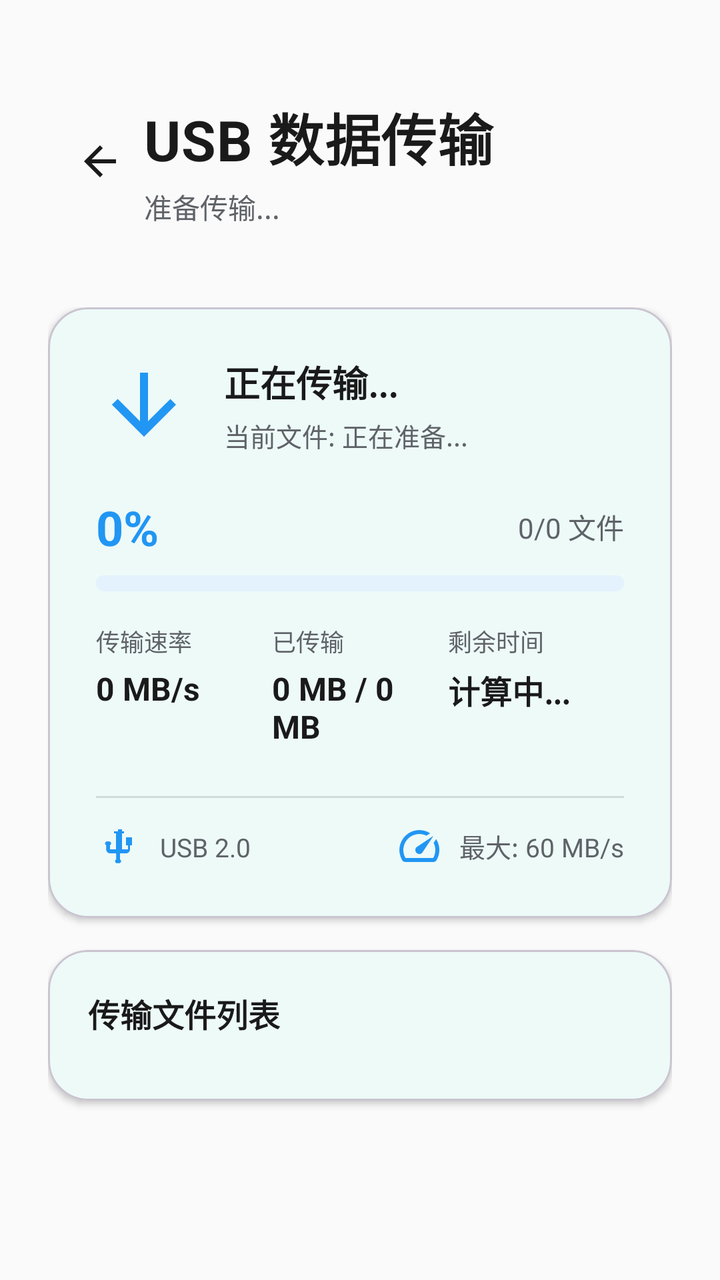
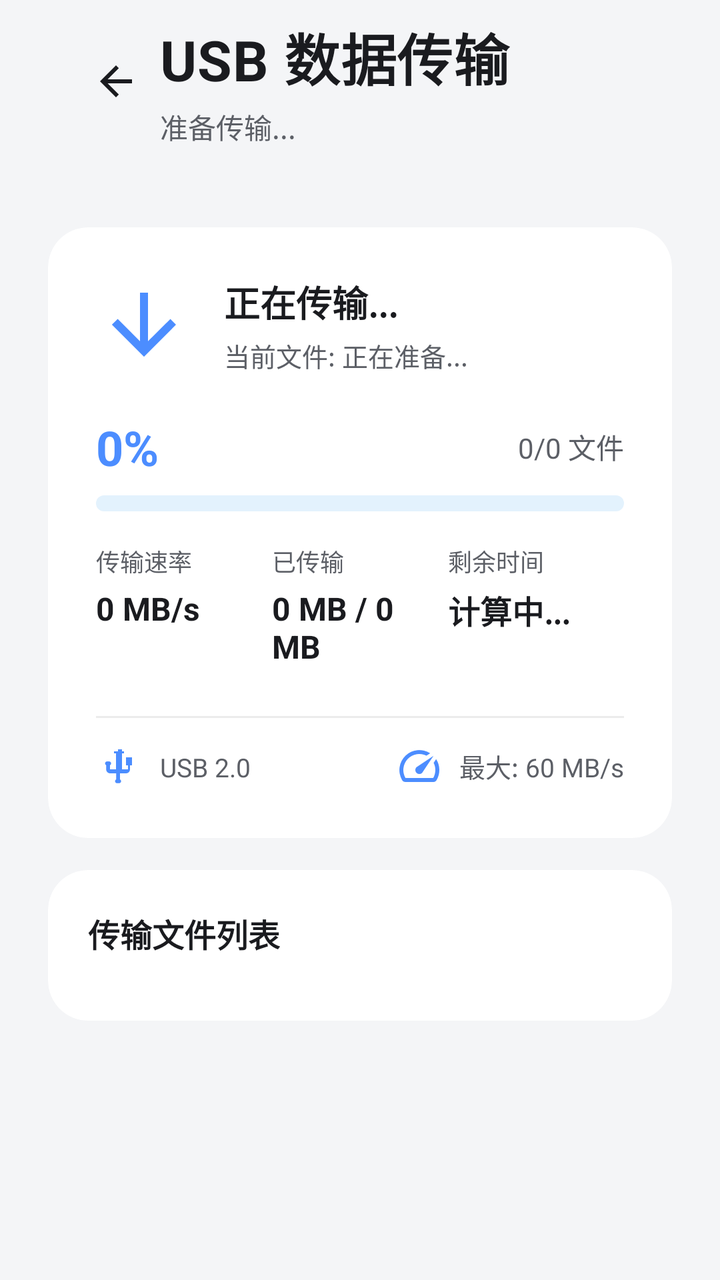

The first picture is an Android layout as it rendered before a commit; the second is the same layout after the commit. The layout source and the unified diff follow.
<!-- AndroidManifest.xml: activity theme Theme.AndroidTransfer -->
<!-- res/layout/activity_usb_transfer.xml -->
<?xml version="1.0" encoding="utf-8"?>
<androidx.constraintlayout.widget.ConstraintLayout xmlns:android="http://schemas.android.com/apk/res/android"
    xmlns:app="http://schemas.android.com/apk/res-auto"
    xmlns:tools="http://schemas.android.com/tools"
    android:layout_width="match_parent"
    android:layout_height="match_parent"
    android:fitsSystemWindows="true"
    android:background="@color/background"
    tools:context=".UsbTransferActivity">

    
    <LinearLayout
        android:id="@+id/titleContainer"
        android:layout_width="0dp"
        android:layout_height="wrap_content"
        android:layout_marginStart="24dp"
        android:layout_marginEnd="24dp"
        android:layout_marginTop="48dp"
        android:orientation="horizontal"
        android:gravity="center_vertical"
        app:layout_constraintTop_toTopOf="parent"
        app:layout_constraintStart_toStartOf="parent"
        app:layout_constraintEnd_toEndOf="parent">

        <com.google.android.material.button.MaterialButton
            android:id="@+id/btnBack"
            style="@style/Widget.Material3.Button.IconButton"
            android:layout_width="40dp"
            android:layout_height="40dp"
            app:icon="@drawable/ic_arrow_back"
            app:iconTint="@color/text_high_emphasis"
            app:iconSize="24dp"
            android:contentDescription="@string/back" />

        <LinearLayout
            android:layout_width="0dp"
            android:layout_height="wrap_content"
            android:layout_weight="1"
            android:layout_marginStart="8dp"
            android:orientation="vertical">

            <TextView
                android:layout_width="wrap_content"
                android:layout_height="wrap_content"
                android:text="@string/usb_data_transfer"
                android:textSize="28sp"
                android:textStyle="bold"
                android:letterSpacing="0.01"
                android:textColor="@color/text_high_emphasis" />

            <TextView
                android:id="@+id/tvStatus"
                android:layout_width="wrap_content"
                android:layout_height="wrap_content"
                android:layout_marginTop="4dp"
                android:text="@string/preparing_transfer"
                android:textSize="14sp"
                android:textColor="@color/text_medium_emphasis" />

        </LinearLayout>

    </LinearLayout>

    
    <androidx.core.widget.NestedScrollView
        android:layout_width="match_parent"
        android:layout_height="0dp"
        android:layout_marginTop="16dp"
        android:fillViewport="true"
        app:layout_constraintTop_toBottomOf="@id/titleContainer"
        app:layout_constraintBottom_toBottomOf="parent"
        app:layout_constraintStart_toStartOf="parent"
        app:layout_constraintEnd_toEndOf="parent">

        <LinearLayout
            android:layout_width="match_parent"
            android:layout_height="wrap_content"
            android:orientation="vertical"
            android:padding="24dp">

            
            <com.google.android.material.card.MaterialCardView
                android:layout_width="match_parent"
                android:layout_height="wrap_content"
                android:layout_marginBottom="16dp"
                app:cardCornerRadius="20dp"
                app:cardElevation="2dp"
                app:cardBackgroundColor="@android:color/white">

                <LinearLayout
                    android:layout_width="match_parent"
                    android:layout_height="wrap_content"
                    android:orientation="vertical"
                    android:padding="24dp">

                    
                    <LinearLayout
                        android:layout_width="match_parent"
                        android:layout_height="wrap_content"
                        android:orientation="horizontal"
                        android:gravity="center_vertical"
                        android:layout_marginBottom="20dp">

                        <ImageView
                            android:layout_width="48dp"
                            android:layout_height="48dp"
                            android:src="@drawable/ic_transfer"
                            android:tint="@color/radar_blue_primary"
                            android:contentDescription="@string/start_transfer" />

                        <LinearLayout
                            android:layout_width="0dp"
                            android:layout_height="wrap_content"
                            android:layout_weight="1"
                            android:layout_marginStart="16dp"
                            android:orientation="vertical">

                            <TextView
                                android:id="@+id/tvTransferStatus"
                                android:layout_width="wrap_content"
                                android:layout_height="wrap_content"
                                android:text="@string/transferring_now"
                                android:textSize="18sp"
                                android:textStyle="bold"
                                android:textColor="@color/text_high_emphasis" />

                            <TextView
                                android:id="@+id/tvCurrentFile"
                                android:layout_width="wrap_content"
                                android:layout_height="wrap_content"
                                android:layout_marginTop="4dp"
                                android:text="@string/current_file_preparing"
                                android:textSize="13sp"
                                android:textColor="@color/text_medium_emphasis"
                                android:maxLines="1"
                                android:ellipsize="middle" />

                        </LinearLayout>

                    </LinearLayout>

                    
                    <LinearLayout
                        android:layout_width="match_parent"
                        android:layout_height="wrap_content"
                        android:orientation="vertical"
                        android:layout_marginBottom="16dp">

                        <LinearLayout
                            android:layout_width="match_parent"
                            android:layout_height="wrap_content"
                            android:orientation="horizontal"
                            android:gravity="center_vertical"
                            android:layout_marginBottom="8dp">

                            <TextView
                                android:id="@+id/tvProgress"
                                android:layout_width="0dp"
                                android:layout_height="wrap_content"
                                android:layout_weight="1"
                                android:text="0%"
                                android:textSize="24sp"
                                android:textStyle="bold"
                                android:textColor="@color/radar_blue_primary" />

                            <TextView
                                android:id="@+id/tvFileCount"
                                android:layout_width="wrap_content"
                                android:layout_height="wrap_content"
                                android:text="@string/files_progress_zero"
                                android:textSize="14sp"
                                android:textColor="@color/text_medium_emphasis" />

                        </LinearLayout>

                        <ProgressBar
                            android:id="@+id/progressBar"
                            style="@android:style/Widget.ProgressBar.Horizontal"
                            android:layout_width="match_parent"
                            android:layout_height="8dp"
                            android:progressTint="@color/radar_blue_primary"
                            android:progressBackgroundTint="#E3F2FD"
                            android:max="100"
                            android:progress="0" />

                    </LinearLayout>

                    
                    <LinearLayout
                        android:layout_width="match_parent"
                        android:layout_height="wrap_content"
                        android:orientation="horizontal"
                        android:layout_marginBottom="12dp">

                        <LinearLayout
                            android:layout_width="0dp"
                            android:layout_height="wrap_content"
                            android:layout_weight="1"
                            android:orientation="vertical">

                            <TextView
                                android:layout_width="wrap_content"
                                android:layout_height="wrap_content"
                                android:text="@string/transfer_speed"
                                android:textSize="12sp"
                                android:textColor="@color/text_medium_emphasis" />

                            <TextView
                                android:id="@+id/tvSpeed"
                                android:layout_width="wrap_content"
                                android:layout_height="wrap_content"
                                android:layout_marginTop="4dp"
                                android:text="0 MB/s"
                                android:textSize="16sp"
                                android:textStyle="bold"
                                android:textColor="@color/text_high_emphasis" />

                        </LinearLayout>

                        <LinearLayout
                            android:layout_width="0dp"
                            android:layout_height="wrap_content"
                            android:layout_weight="1"
                            android:orientation="vertical">

                            <TextView
                                android:layout_width="wrap_content"
                                android:layout_height="wrap_content"
                                android:text="@string/transferred"
                                android:textSize="12sp"
                                android:textColor="@color/text_medium_emphasis" />

                            <TextView
                                android:id="@+id/tvTransferred"
                                android:layout_width="wrap_content"
                                android:layout_height="wrap_content"
                                android:layout_marginTop="4dp"
                                android:text="0 MB / 0 MB"
                                android:textSize="16sp"
                                android:textStyle="bold"
                                android:textColor="@color/text_high_emphasis" />

                        </LinearLayout>

                        <LinearLayout
                            android:layout_width="0dp"
                            android:layout_height="wrap_content"
                            android:layout_weight="1"
                            android:orientation="vertical">

                            <TextView
                                android:layout_width="wrap_content"
                                android:layout_height="wrap_content"
                                android:text="@string/time_remaining"
                                android:textSize="12sp"
                                android:textColor="@color/text_medium_emphasis" />

                            <TextView
                                android:id="@+id/tvTimeRemaining"
                                android:layout_width="wrap_content"
                                android:layout_height="wrap_content"
                                android:layout_marginTop="4dp"
                                android:text="@string/calculating"
                                android:textSize="16sp"
                                android:textStyle="bold"
                                android:textColor="@color/text_high_emphasis" />

                        </LinearLayout>

                    </LinearLayout>

                    <View
                        android:layout_width="match_parent"
                        android:layout_height="1dp"
                        android:background="@color/divider"
                        android:layout_marginVertical="12dp" />

                    
                    <LinearLayout
                        android:layout_width="match_parent"
                        android:layout_height="wrap_content"
                        android:orientation="horizontal">

                        <TextView
                            android:id="@+id/tvUsbVersion"
                            android:layout_width="0dp"
                            android:layout_height="wrap_content"
                            android:layout_weight="1"
                            android:text="USB 2.0"
                            android:textSize="13sp"
                            android:textColor="@color/text_medium_emphasis"
                            android:drawableStart="@drawable/ic_usb_cable"
                            android:drawableTint="@color/radar_blue_primary"
                            android:drawablePadding="8dp"
                            android:gravity="center_vertical" />

                        <TextView
                            android:id="@+id/tvMaxSpeed"
                            android:layout_width="wrap_content"
                            android:layout_height="wrap_content"
                            android:text="最大: 60 MB/s"
                            android:textSize="13sp"
                            android:textColor="@color/text_medium_emphasis"
                            android:drawableStart="@drawable/ic_speed"
                            android:drawableTint="@color/radar_blue_primary"
                            android:drawablePadding="8dp"
                            android:gravity="center_vertical" />

                    </LinearLayout>

                </LinearLayout>

            </com.google.android.material.card.MaterialCardView>

            
            <com.google.android.material.card.MaterialCardView
                android:id="@+id/cardFileList"
                android:layout_width="match_parent"
                android:layout_height="wrap_content"
                app:cardCornerRadius="20dp"
                app:cardElevation="2dp"
                app:cardBackgroundColor="@android:color/white">

                <LinearLayout
                    android:layout_width="match_parent"
                    android:layout_height="wrap_content"
                    android:orientation="vertical"
                    android:padding="20dp">

                    <TextView
                        android:layout_width="wrap_content"
                        android:layout_height="wrap_content"
                        android:text="@string/transfer_file_list"
                        android:textSize="16sp"
                        android:textStyle="bold"
                        android:textColor="@color/text_high_emphasis"
                        android:layout_marginBottom="12dp" />

                    <androidx.recyclerview.widget.RecyclerView
                        android:id="@+id/recyclerViewFiles"
                        android:layout_width="match_parent"
                        android:layout_height="wrap_content"
                        android:nestedScrollingEnabled="false"
                        tools:listitem="@layout/item_transfer_file"
                        tools:itemCount="3" />

                </LinearLayout>

            </com.google.android.material.card.MaterialCardView>

        </LinearLayout>

    </androidx.core.widget.NestedScrollView>

</androidx.constraintlayout.widget.ConstraintLayout>
<!-- res/layout/item_transfer_file.xml (included above) -->
<?xml version="1.0" encoding="utf-8"?>
<LinearLayout xmlns:android="http://schemas.android.com/apk/res/android"
    xmlns:app="http://schemas.android.com/apk/res-auto"
    xmlns:tools="http://schemas.android.com/tools"
    android:layout_width="match_parent"
    android:layout_height="wrap_content"
    android:orientation="vertical"
    android:paddingVertical="12dp">

    <LinearLayout
        android:layout_width="match_parent"
        android:layout_height="wrap_content"
        android:orientation="horizontal"
        android:gravity="center_vertical">

        
        <ImageView
            android:id="@+id/ivFileIcon"
            android:layout_width="40dp"
            android:layout_height="40dp"
            android:src="@drawable/ic_check"
            android:tint="@color/radar_blue_primary"
            android:contentDescription="@string/other_files" />

        
        <LinearLayout
            android:layout_width="0dp"
            android:layout_height="wrap_content"
            android:layout_weight="1"
            android:layout_marginStart="12dp"
            android:orientation="vertical">

            <TextView
                android:id="@+id/tvFileName"
                android:layout_width="wrap_content"
                android:layout_height="wrap_content"
                android:text="文件名.jpg"
                android:textSize="14sp"
                android:textStyle="bold"
                android:textColor="@color/text_high_emphasis"
                android:maxLines="1"
                android:ellipsize="middle" />

            <TextView
                android:id="@+id/tvFileSize"
                android:layout_width="wrap_content"
                android:layout_height="wrap_content"
                android:layout_marginTop="2dp"
                android:text="0 MB"
                android:textSize="12sp"
                android:textColor="@color/text_medium_emphasis" />

        </LinearLayout>

        
        <TextView
            android:id="@+id/tvFileStatus"
            android:layout_width="wrap_content"
            android:layout_height="wrap_content"
            android:text="@string/status_waiting"
            android:textSize="12sp"
            android:textColor="@color/text_medium_emphasis"
            android:paddingHorizontal="12dp"
            android:paddingVertical="4dp"
            android:background="@drawable/icon_bg_phone_transfer" />

    </LinearLayout>

    
    <ProgressBar
        android:id="@+id/progressBarFile"
        style="@android:style/Widget.ProgressBar.Horizontal"
        android:layout_width="match_parent"
        android:layout_height="4dp"
        android:layout_marginTop="8dp"
        android:progressTint="@color/radar_blue_primary"
        android:progressBackgroundTint="#E3F2FD"
        android:max="100"
        android:progress="0"
        android:visibility="gone" />

</LinearLayout>
<!-- resources referenced by this layout -->
<resources>
  <color name="background">#FAFAFA</color>
  <color name="divider">#1F000000</color>
  <color name="radar_blue_primary">#2196F3</color>
  <color name="text_high_emphasis">#FF1A1A1A</color>
  <color name="text_medium_emphasis">#FF5F6368</color>
  <!-- drawable ic_arrow_back (drawable) -->
  <?xml version="1.0" encoding="utf-8"?>
  <vector xmlns:android="http://schemas.android.com/apk/res/android"
      android:width="24dp"
      android:height="24dp"
      android:viewportWidth="24"
      android:viewportHeight="24">
      <path
          android:fillColor="@android:color/white"
          android:pathData="M20,11H7.83L13.42,5.41L12,4L4,12L12,20L13.41,18.59L7.83,13H20V11Z" />
  </vector>
  <!-- drawable ic_check (drawable) -->
  <vector xmlns:android="http://schemas.android.com/apk/res/android"
      android:width="24dp"
      android:height="24dp"
      android:viewportWidth="24"
      android:viewportHeight="24">
      <path
          android:fillColor="@android:color/black"
          android:pathData="M9,16.17L4.83,12l-1.42,1.41L9,19 21,7l-1.41,-1.41z"/>
  </vector>
  <!-- drawable icon_bg_phone_transfer (drawable) -->
  <?xml version="1.0" encoding="utf-8"?>
  <shape xmlns:android="http://schemas.android.com/apk/res/android"
      android:shape="oval">
      <solid android:color="#40FFFFFF" />
  </shape>
  <string name="back">返回</string>
  <string name="calculating">计算中...</string>
  <string name="current_file_preparing">当前文件: 正在准备...</string>
  <string name="files_progress_zero">0/0 文件</string>
  <string name="other_files">其他文件</string>
  <string name="preparing_transfer">准备传输...</string>
  <string name="start_transfer">开始传输</string>
  <string name="status_waiting">等待中</string>
  <string name="time_remaining">剩余时间</string>
  <string name="transfer_file_list">传输文件列表</string>
  <string name="transfer_speed">传输速率</string>
  <string name="transferred">已传输</string>
  <string name="transferring_now">正在传输...</string>
  <string name="usb_data_transfer">USB 数据传输</string>
  <style name="Theme.AndroidTransfer" parent="Base.Theme.AndroidTransfer" />
  <style name="Base.Theme.AndroidTransfer" parent="Theme.Material3.Light.NoActionBar">
          
          <item name="colorPrimary">@color/primary</item>
          <item name="colorPrimaryVariant">@color/primary_dark</item>
          <item name="colorOnPrimary">@color/white</item>
          <item name="colorSecondary">@color/accent</item>
          <item name="colorOnSecondary">@color/white</item>
          <item name="colorError">@color/error</item>
          <item name="colorOnError">@color/white</item>
          <item name="colorSurface">@color/surface</item>
          <item name="colorOnSurface">@color/text_high_emphasis</item>
          <item name="android:colorBackground">@color/background</item>
          <item name="colorOnBackground">@color/text_high_emphasis</item>
          
          
          <item name="android:statusBarColor">@android:color/transparent</item>
          <item name="android:windowLightStatusBar">false</item>
          <item name="android:navigationBarColor">@color/surface</item>
          <item name="android:windowLightNavigationBar" tools:targetApi="o_mr1">true</item>
          
          
          <item name="android:windowAnimationStyle">@null</item>
          <item name="android:windowIsTranslucent">false</item>
          <item name="android:windowDisablePreview">false</item>
      </style>
  <color name="primary">#00BFA5</color>
  <color name="primary_dark">#00897B</color>
  <color name="white">#FFFFFFFF</color>
  <color name="accent">#00E5CC</color>
  <color name="error">#B00020</color>
  <color name="surface">#FFFFFF</color>
  <!-- unchanged entries left out for length: 3 -->
</resources>

<!-- the commit's change to res/layout/activity_usb_transfer.xml (unified diff, before → after) -->
@@ -4,7 +4,6 @@
     xmlns:tools="http://schemas.android.com/tools"
     android:layout_width="match_parent"
     android:layout_height="match_parent"
-    android:fitsSystemWindows="true"
     android:background="@color/background"
     tools:context=".UsbTransferActivity">
 
@@ -13,9 +12,9 @@
         android:id="@+id/titleContainer"
         android:layout_width="0dp"
         android:layout_height="wrap_content"
-        android:layout_marginStart="24dp"
-        android:layout_marginEnd="24dp"
-        android:layout_marginTop="48dp"
+        android:layout_marginStart="@dimen/page_gutter"
+        android:layout_marginEnd="@dimen/page_gutter"
+        android:layout_marginTop="8dp"
         android:orientation="horizontal"
         android:gravity="center_vertical"
         app:layout_constraintTop_toTopOf="parent"
@@ -84,7 +83,7 @@
                 android:layout_height="wrap_content"
                 android:layout_marginBottom="16dp"
                 app:cardCornerRadius="20dp"
-                app:cardElevation="2dp"
+                app:cardElevation="0dp"
                 app:cardBackgroundColor="@android:color/white">
 
                 <LinearLayout
@@ -318,7 +317,7 @@
                 android:layout_width="match_parent"
                 android:layout_height="wrap_content"
                 app:cardCornerRadius="20dp"
-                app:cardElevation="2dp"
+                app:cardElevation="0dp"
                 app:cardBackgroundColor="@android:color/white">
 
                 <LinearLayout
<!-- resource entries referenced after the edit -->
@@ -1,10 +1,11 @@
 <!-- resources referenced by this layout -->
 <resources>
-  <color name="background">#FAFAFA</color>
-  <color name="divider">#1F000000</color>
-  <color name="radar_blue_primary">#2196F3</color>
-  <color name="text_high_emphasis">#FF1A1A1A</color>
-  <color name="text_medium_emphasis">#FF5F6368</color>
+  <color name="background">#F4F5F7</color>
+  <color name="divider">#14000000</color>
+  <color name="radar_blue_primary">#4C8DFF</color>
+  <color name="text_high_emphasis">#1A1B1F</color>
+  <color name="text_medium_emphasis">#5C5F66</color>
+  <dimen name="page_gutter">32dp</dimen>
   <!-- drawable ic_arrow_back (drawable) -->
   <?xml version="1.0" encoding="utf-8"?>
   <vector xmlns:android="http://schemas.android.com/apk/res/android"
@@ -47,8 +48,7 @@
   <string name="transferring_now">正在传输...</string>
   <string name="usb_data_transfer">USB 数据传输</string>
   <style name="Theme.AndroidTransfer" parent="Base.Theme.AndroidTransfer" />
-  <style name="Base.Theme.AndroidTransfer" parent="Theme.Material3.Light.NoActionBar">
-          
+  <style name="Base.Theme.AndroidTransfer" parent="Theme.Material3.DayNight.NoActionBar">
           <item name="colorPrimary">@color/primary</item>
           <item name="colorPrimaryVariant">@color/primary_dark</item>
           <item name="colorOnPrimary">@color/white</item>
@@ -60,24 +60,25 @@
           <item name="colorOnSurface">@color/text_high_emphasis</item>
           <item name="android:colorBackground">@color/background</item>
           <item name="colorOnBackground">@color/text_high_emphasis</item>
-          
-          
           <item name="android:statusBarColor">@android:color/transparent</item>
-          <item name="android:windowLightStatusBar">false</item>
-          <item name="android:navigationBarColor">@color/surface</item>
+          <item name="android:navigationBarColor">@android:color/transparent</item>
+          <item name="android:windowAnimationStyle">@null</item>
+          <item name="android:windowLightStatusBar">true</item>
           <item name="android:windowLightNavigationBar" tools:targetApi="o_mr1">true</item>
-          
-          
-          <item name="android:windowAnimationStyle">@null</item>
-          <item name="android:windowIsTranslucent">false</item>
-          <item name="android:windowDisablePreview">false</item>
+          <item name="materialCardViewStyle">@style/Widget.AndroidTransfer.FlatCard</item>
       </style>
-  <color name="primary">#00BFA5</color>
-  <color name="primary_dark">#00897B</color>
+  <color name="primary">#4C8DFF</color>
+  <color name="primary_dark">#3A72D9</color>
   <color name="white">#FFFFFFFF</color>
-  <color name="accent">#00E5CC</color>
-  <color name="error">#B00020</color>
-  <color name="surface">#FFFFFF</color>
+  <color name="accent">#4C8DFF</color>
+  <color name="error">#E85D5D</color>
+  <color name="surface">#F4F5F7</color>
+  <style name="Widget.AndroidTransfer.FlatCard" parent="Widget.Material3.CardView.Filled">
+          <item name="cardElevation">0dp</item>
+          <item name="strokeWidth">0dp</item>
+          <item name="cardBackgroundColor">@android:color/transparent</item>
+          <item name="cardCornerRadius">0dp</item>
+      </style>
   <!-- unchanged entries left out for length: 3 -->
 </resources>
 
